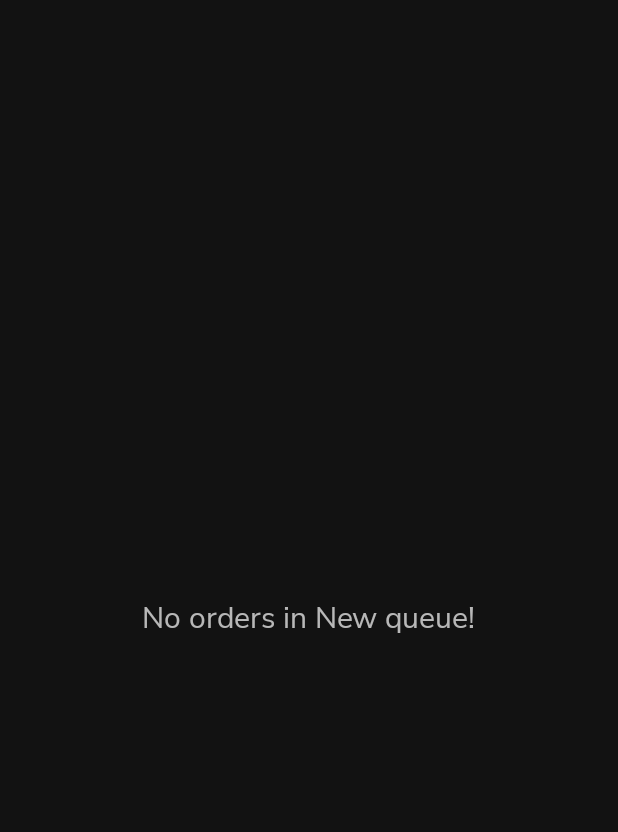
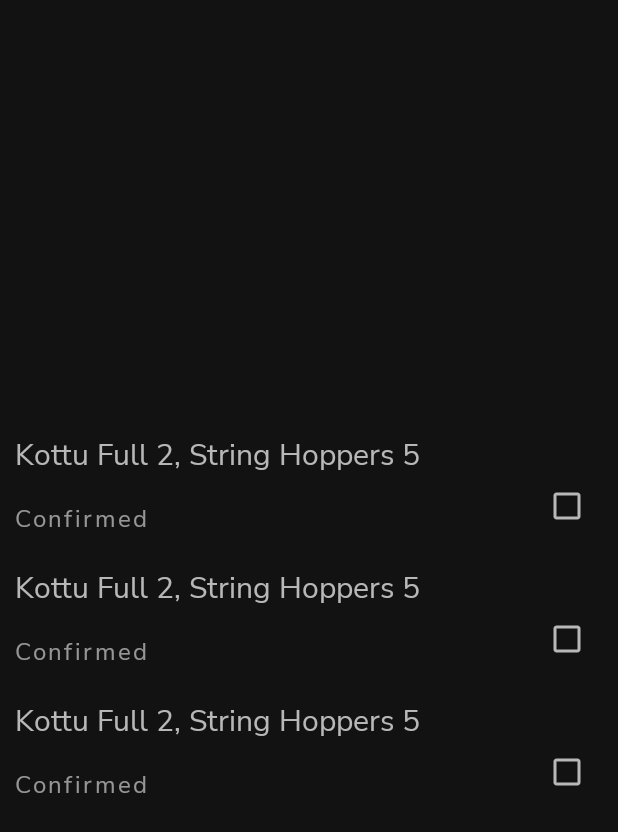
Before and after one commit to kaushalyap/Smart-Kitchen-Android, an Android app: the layout fragment_new_order.xml on its own in the app's theme, with its tools: preview values and no code run, on a phone screen of 412 x 824 dp. Shown: the top 832 px of the screen. Run offline under Robolectric (Android 15) with nearby library versions, the phone set to English and light mode, and no system bars.

Commit message:
Set Recycler view adapter according to fetched data, Added placeholder images when fetched lists are empty, Update the fragment_about.xml image to a drawable.

```diff
--- a/app/src/main/java/com/example/smartkitchenandroid/adapters/ConfirmedAdapter.kt
+++ b/app/src/main/java/com/example/smartkitchenandroid/adapters/ConfirmedAdapter.kt
@@ -9,7 +9,7 @@ import androidx.recyclerview.widget.RecyclerView
 import com.example.smartkitchenandroid.R
 import com.example.smartkitchenandroid.models.Order
 
-class ConfirmedAdapter(var dataSet: Array<Order>) :
+class ConfirmedAdapter(var dataSet: List<Order>) :
     RecyclerView.Adapter<ConfirmedAdapter.ViewHolder>() {
 
     class ViewHolder(view: View) : RecyclerView.ViewHolder(view) {
--- a/app/src/main/java/com/example/smartkitchenandroid/adapters/NewAdapter.kt
+++ b/app/src/main/java/com/example/smartkitchenandroid/adapters/NewAdapter.kt
@@ -9,7 +9,7 @@ import androidx.recyclerview.widget.RecyclerView
 import com.example.smartkitchenandroid.R
 import com.example.smartkitchenandroid.models.Order
 
-class NewAdapter(var dataSet: Array<Order>) :
+class NewAdapter(var dataSet: List<Order>) :
     RecyclerView.Adapter<NewAdapter.ViewHolder>() {
 
     class ViewHolder(view: View) : RecyclerView.ViewHolder(view) {
--- a/app/src/main/java/com/example/smartkitchenandroid/adapters/ReadyAdapter.kt
+++ b/app/src/main/java/com/example/smartkitchenandroid/adapters/ReadyAdapter.kt
@@ -9,7 +9,7 @@ import androidx.recyclerview.widget.RecyclerView
 import com.example.smartkitchenandroid.R
 import com.example.smartkitchenandroid.models.Order
 
-class ReadyAdapter(var dataSet: Array<Order>) :
+class ReadyAdapter(var dataSet: List<Order>) :
     RecyclerView.Adapter<ReadyAdapter.ViewHolder>() {
 
     class ViewHolder(view: View) : RecyclerView.ViewHolder(view) {
--- a/app/src/main/java/com/example/smartkitchenandroid/api/SmartKitchenApi.kt
+++ b/app/src/main/java/com/example/smartkitchenandroid/api/SmartKitchenApi.kt
@@ -21,7 +21,7 @@ interface SmartKitchenApi {
         @Query("status") status: String,
         @Query("_sort") sort: String,
         @Query("_order") order: String
-    ): Response<Array<Order>>
+    ): Response<List<Order>>
 
     @Headers(HEADER_USER_AGENT)
     @PATCH("orders/{id}")
--- a/app/src/main/java/com/example/smartkitchenandroid/repository/Repository.kt
+++ b/app/src/main/java/com/example/smartkitchenandroid/repository/Repository.kt
@@ -11,7 +11,7 @@ class Repository {
         return RetrofitInstance.api.getUser(email, passwordHash)
     }
 
-    suspend fun getOrderByStatus(status: String): Response<Array<Order>> {
+    suspend fun getOrderByStatus(status: String): Response<List<Order>> {
         return RetrofitInstance.api.getOrderByStatus(status, "timestamp", "desc")
     }
 
--- a/app/src/main/java/com/example/smartkitchenandroid/viewmodels/WaiterViewModel.kt
+++ b/app/src/main/java/com/example/smartkitchenandroid/viewmodels/WaiterViewModel.kt
@@ -9,7 +9,7 @@ import kotlinx.coroutines.launch
 import retrofit2.Response
 
 class WaiterViewModel(private val repository: Repository) : ViewModel() {
-    val apiResponse: MutableLiveData<Response<Array<Order>>> = MutableLiveData()
+    val apiResponse: MutableLiveData<Response<List<Order>>> = MutableLiveData()
     val statusCode: MutableLiveData<Response<String>> = MutableLiveData()
 
     fun getOrderByStatus(status: String) {
--- /dev/null
+++ b/app/src/main/res/drawable/ic_empty_street.xml
@@ -0,0 +1,204 @@
+<vector xmlns:android="http://schemas.android.com/apk/res/android"
+    android:width="997.8612dp"
+    android:height="450.8081dp"
+    android:viewportWidth="997.8612"
+    android:viewportHeight="450.8081">
+    <path
+        android:fillColor="#f2f2f2"
+        android:pathData="M871.992,181.558h30.159v104.398h-30.159z" />
+    <path
+        android:fillColor="#f2f2f2"
+        android:pathData="M922.068,266.317l-73.353,-87.265l-147.24,1.346l-89.319,86.998l1.805,1.16l-0.645,0l0,180.957l308.555,0l0,-180.957l0.197,-2.239z" />
+    <path
+        android:fillColor="#e6e6e6"
+        android:pathData="M848.792,179.238l-91.638,107.436l0,162.839l164.717,0l0,-183.277l-73.079,-86.998z" />
+    <path
+        android:fillColor="#3f3d56"
+        android:pathData="M823.272,359.461h33.639v29.733h-33.639z" />
+    <path
+        android:fillColor="#3f3d56"
+        android:pathData="M823.272,307.996h33.639v29.262h-33.639z" />
+    <path
+        android:fillColor="#fff"
+        android:pathData="M823.272,359.461h33.639v29.733h-33.639z" />
+    <path
+        android:fillColor="#fff"
+        android:pathData="M823.272,307.996h33.639v29.262h-33.639z" />
+    <path
+        android:fillColor="#fff"
+        android:pathData="M673.777,351.571h33.639v29.733h-33.639z" />
+    <path
+        android:fillColor="#fff"
+        android:pathData="M673.777,300.106h33.639v29.262h-33.639z" />
+    <path
+        android:fillColor="#f2f2f2"
+        android:pathData="M633.992,181.558h30.159v104.398h-30.159z" />
+    <path
+        android:fillColor="#f2f2f2"
+        android:pathData="M684.068,266.317l-73.353,-87.265l-147.24,1.346l-89.319,86.998l1.805,1.16l-0.645,0l0,180.957l308.555,0l0,-180.957l0.197,-2.239z" />
+    <path
+        android:fillColor="#e6e6e6"
+        android:pathData="M610.792,179.238l-91.638,107.436l0,162.839l164.717,0l0,-183.277l-73.079,-86.998z" />
+    <path
+        android:fillColor="#3f3d56"
+        android:pathData="M585.272,359.461h33.639v29.733h-33.639z" />
+    <path
+        android:fillColor="#3f3d56"
+        android:pathData="M585.272,307.996h33.639v29.262h-33.639z" />
+    <path
+        android:fillColor="#fff"
+        android:pathData="M585.272,359.461h33.639v29.733h-33.639z" />
+    <path
+        android:fillColor="#fff"
+        android:pathData="M585.272,307.996h33.639v29.262h-33.639z" />
+    <path
+        android:fillColor="#fff"
+        android:pathData="M435.777,351.571h33.639v29.733h-33.639z" />
+    <path
+        android:fillColor="#fff"
+        android:pathData="M435.777,300.106h33.639v29.262h-33.639z" />
+    <path
+        android:fillColor="#f2f2f2"
+        android:pathData="M380.154,91.46h40.3v139.501h-40.3z" />
+    <path
+        android:fillColor="#f2f2f2"
+        android:pathData="M447.068,204.718l-98.017,-116.606l-196.749,1.798l-119.351,116.251l2.411,1.55l-0.861,0l0,241.802l412.303,0l0,-241.802l0.264,-2.993z" />
+    <path
+        android:fillColor="#e6e6e6"
+        android:pathData="M349.153,88.36l-122.451,143.561l0,217.592l220.102,0l0,-244.902l-97.651,-116.251z" />
+    <path
+        android:fillColor="#3f3d56"
+        android:pathData="M315.053,329.181h44.95v39.731h-44.95z" />
+    <path
+        android:fillColor="#3f3d56"
+        android:pathData="M315.053,260.412h44.95v39.101h-44.95z" />
+    <path
+        android:fillColor="#fff"
+        android:pathData="M315.053,329.181h44.95v39.731h-44.95z" />
+    <path
+        android:fillColor="#fff"
+        android:pathData="M315.053,260.412h44.95v39.101h-44.95z" />
+    <path
+        android:fillColor="#fff"
+        android:pathData="M115.29,318.639h44.95v39.731h-44.95z" />
+    <path
+        android:fillColor="#fff"
+        android:pathData="M115.29,249.869h44.95v39.101h-44.95z" />
+    <path
+        android:fillColor="#3f3d56"
+        android:pathData="M0,448.62h963.951v2h-963.951z" />
+    <path
+        android:fillColor="#3f3d56"
+        android:pathData="M122.773,352.472a29.099,59.374 0,1 0,58.199 0a29.099,59.374 0,1 0,-58.199 0z" />
+    <path
+        android:fillColor="#ffda9d"
+        android:pathData="M154.559,449.658c-11.655,-69.925 -0.117,-139.598 0.001,-140.293l2.267,0.384c-0.117,0.692 -11.588,69.998 0.001,139.532Z" />
+    <path
+        android:fillColor="#ffda9d"
+        android:pathData="M151.178,353.78l26.314,-14.075l1.085,2.028l-26.314,14.075z" />
+    <path
+        android:fillColor="#ffda9d"
+        android:pathData="M123.406,348.783l1.085,-2.028l26.311,14.083l-1.085,2.028z" />
+    <path
+        android:fillColor="#ffda9d"
+        android:pathData="M25.04,260.903a56.915,116.129 0,1 0,113.83 0a56.915,116.129 0,1 0,-113.83 0z" />
+    <path
+        android:fillColor="#3f3d56"
+        android:pathData="M88.295,450.808c-22.765,-136.585 -0.23,-272.673 0.001,-274.032l2.267,0.384c-0.23,1.355 -22.698,137.077 0.001,273.271Z" />
+    <path
+        android:fillColor="#3f3d56"
+        android:pathData="M81.115,264.43l51.468,-27.529l1.085,2.028l-51.468,27.529z" />
+    <path
+        android:fillColor="#3f3d56"
+        android:pathData="M26.797,252.719l1.085,-2.028l51.46,27.543l-1.085,2.028z" />
+    <path
+        android:fillColor="#ffda9d"
+        android:pathData="M138.87,191.008a77.883,158.914 0,1 0,155.767 0a77.883,158.914 0,1 0,-155.767 0z" />
+    <path
+        android:fillColor="#3f3d56"
+        android:pathData="M225.847,450.808c-31.14,-186.837 -0.314,-372.992 0.001,-374.851l2.267,0.384c-0.314,1.855 -31.074,187.644 0.001,374.089Z" />
+    <path
+        android:fillColor="#3f3d56"
+        android:pathData="M215.803,196.207l70.429,-37.671l1.085,2.028l-70.429,37.671z" />
+    <path
+        android:fillColor="#3f3d56"
+        android:pathData="M141.474,179.435l1.085,-2.028l70.419,37.69l-1.085,2.028z" />
+    <path
+        android:fillColor="#3f3d56"
+        android:pathData="M841.93,352.472a29.099,59.374 0,1 0,58.199 0a29.099,59.374 0,1 0,-58.199 0z" />
+    <path
+        android:fillColor="#ffda9d"
+        android:pathData="M868.342,449.658c11.655,-69.925 0.117,-139.598 -0.001,-140.293l-2.267,0.384c0.117,0.692 11.588,69.998 -0.001,139.532Z" />
+    <path
+        android:fillColor="#ffda9d"
+        android:pathData="M844.325,341.733l1.085,-2.028l26.314,14.075l-1.085,2.028z" />
+    <path
+        android:fillColor="#ffda9d"
+        android:pathData="M872.1,360.838l26.311,-14.083l1.085,2.028l-26.311,14.083z" />
+    <path
+        android:fillColor="#ffda9d"
+        android:pathData="M884.031,260.903a56.915,116.129 0,1 0,113.83 0a56.915,116.129 0,1 0,-113.83 0z" />
+    <path
+        android:fillColor="#3f3d56"
+        android:pathData="M934.607,450.808c22.765,-136.585 0.23,-272.673 -0.001,-274.032l-2.267,0.384c0.23,1.355 22.698,137.077 -0.001,273.271Z" />
+    <path
+        android:fillColor="#3f3d56"
+        android:pathData="M889.235,238.928l1.085,-2.028l51.468,27.529l-1.085,2.028z" />
+    <path
+        android:fillColor="#3f3d56"
+        android:pathData="M943.559,278.235l51.46,-27.543l1.085,2.028l-51.46,27.543z" />
+    <path
+        android:fillColor="#ffda9d"
+        android:pathData="M728.265,191.008a77.883,158.914 0,1 0,155.767 0a77.883,158.914 0,1 0,-155.767 0z" />
+    <path
+        android:fillColor="#3f3d56"
+        android:pathData="M797.055,450.808c31.14,-186.837 0.314,-372.992 -0.001,-374.851l-2.267,0.384c0.314,1.855 31.074,187.644 -0.001,374.089Z" />
+    <path
+        android:fillColor="#3f3d56"
+        android:pathData="M735.584,160.563l1.085,-2.028l70.429,37.671l-1.085,2.028z" />
+    <path
+        android:fillColor="#3f3d56"
+        android:pathData="M809.923,215.097l70.419,-37.69l1.085,2.028l-70.419,37.69z" />
+    <path
+        android:fillColor="#3f3d56"
+        android:pathData="M589.604,101.466l9.206,-7.363c-7.151,-0.789 -10.09,3.111 -11.292,6.198 -5.587,-2.32 -11.669,0.72 -11.669,0.72l18.419,6.687A13.938,13.938 0,0 0,589.604 101.466Z" />
+    <path
+        android:fillColor="#3f3d56"
+        android:pathData="M364.604,36.466l9.206,-7.363c-7.151,-0.789 -10.09,3.111 -11.292,6.198 -5.587,-2.32 -11.669,0.72 -11.669,0.72l18.419,6.687A13.938,13.938 0,0 0,364.604 36.466Z" />
+    <path
+        android:fillColor="#3f3d56"
+        android:pathData="M731.604,7.466l9.206,-7.363c-7.151,-0.789 -10.09,3.111 -11.292,6.198 -5.587,-2.32 -11.669,0.72 -11.669,0.72l18.419,6.687A13.938,13.938 0,0 0,731.604 7.466Z" />
+    <path
+        android:fillColor="#3f3d56"
+        android:pathData="M750.191,437.052a13.918,13.918 0,0 0,-6.97 1.87A14.982,14.982 0,0 0,718.191 450.052h45.95A13.99,13.99 0,0 0,750.191 437.052Z" />
+    <path
+        android:fillColor="#3f3d56"
+        android:pathData="M283.191,437.052a13.918,13.918 0,0 0,-6.97 1.87A14.982,14.982 0,0 0,251.191 450.052h45.95A13.99,13.99 0,0 0,283.191 437.052Z" />
+    <path
+        android:fillColor="#3f3d56"
+        android:pathData="M522.191,437.052a13.918,13.918 0,0 0,-6.97 1.87A14.982,14.982 0,0 0,490.191 450.052h45.95A13.99,13.99 0,0 0,522.191 437.052Z" />
+    <path
+        android:fillColor="#3f3d56"
+        android:pathData="M471.759,404.228l-132.568,0l0,4.276l20.675,0l0,40.626l4.276,0l0,-40.626l80.527,0l0,40.626l4.277,0l0,-40.626l22.813,0l0,-4.276z" />
+    <path
+        android:fillColor="#3f3d56"
+        android:pathData="M339.452,391.434h132.568v4.276h-132.568z" />
+    <path
+        android:fillColor="#3f3d56"
+        android:pathData="M339.452,380.743h132.568v4.276h-132.568z" />
+    <path
+        android:fillColor="#3f3d56"
+        android:pathData="M339.452,370.052h132.568v4.276h-132.568z" />
+    <path
+        android:fillColor="#3f3d56"
+        android:pathData="M678.759,404.228l-132.568,0l0,4.276l20.675,0l0,40.626l4.276,0l0,-40.626l80.527,0l0,40.626l4.277,0l0,-40.626l22.813,0l0,-4.276z" />
+    <path
+        android:fillColor="#3f3d56"
+        android:pathData="M546.452,391.434h132.568v4.276h-132.568z" />
+    <path
+        android:fillColor="#3f3d56"
+        android:pathData="M546.452,380.743h132.568v4.276h-132.568z" />
+    <path
+        android:fillColor="#3f3d56"
+        android:pathData="M546.452,370.052h132.568v4.276h-132.568z" />
+</vector>
--- a/app/src/main/res/layout/fragment_about.xml
+++ b/app/src/main/res/layout/fragment_about.xml
@@ -8,11 +8,12 @@
     android:orientation="vertical"
     tools:context=".ui.AboutFragment">
 
-    <androidx.appcompat.widget.AppCompatImageView
+    <com.google.android.material.imageview.ShapeableImageView
         android:layout_width="200dp"
         android:layout_height="200dp"
+
         android:layout_marginBottom="16dp"
-        app:srcCompat="@mipmap/ic_launcher_round" />
+        app:srcCompat="@drawable/ic_logo" />
 
     <TextView
         android:layout_width="wrap_content"
--- a/app/src/main/res/layout/fragment_new_order.xml
+++ b/app/src/main/res/layout/fragment_new_order.xml
@@ -9,14 +9,24 @@
 
     <androidx.recyclerview.widget.RecyclerView
         android:id="@+id/rv_new"
-        android:visibility="gone"
         android:layout_width="match_parent"
-        android:layout_height="wrap_content" />
+        android:layout_height="wrap_content"
+        tools:listitem="@layout/item_order" />
+
+    <ImageView
+        android:id="@+id/img_placeholder"
+        android:layout_width="300dp"
+        android:layout_height="300dp"
+        android:contentDescription="@string/empty_streets"
+        android:src="@drawable/ic_empty_street"
+        android:visibility="gone" />
 
     <androidx.appcompat.widget.AppCompatTextView
         android:id="@+id/txt_placeholder"
         android:layout_width="wrap_content"
         android:layout_height="wrap_content"
+        android:layout_marginTop="-50dp"
+        android:visibility="gone"
         android:text="@string/no_orders_in_new_queue"
         android:textSize="20sp" />
 
--- a/app/src/main/res/layout/item_order.xml
+++ b/app/src/main/res/layout/item_order.xml
@@ -4,7 +4,7 @@
     xmlns:tools="http://schemas.android.com/tools"
     android:layout_width="match_parent"
     android:layout_height="wrap_content"
-    android:padding="6dp">
+    android:padding="10dp">
 
     <androidx.appcompat.widget.AppCompatTextView
         android:id="@+id/txt_order"
@@ -20,6 +20,7 @@
         android:layout_width="wrap_content"
         android:layout_height="wrap_content"
         android:letterSpacing=".1"
+        android:alpha="0.8"
         android:textSize="16sp"
         app:layout_constraintBottom_toBottomOf="parent"
         app:layout_constraintStart_toStartOf="@+id/txt_order"
--- a/app/src/main/res/values/strings.xml
+++ b/app/src/main/res/values/strings.xml
@@ -14,4 +14,7 @@
     <string name="sign_out">Sign Out</string>
     <string name="pref_already_signed_in">already_signed_in</string>
     <string name="pref_role">role</string>
+    <string name="empty_streets">empty streets</string>
+    <string name="man_looking_at_a_void">Man looking at a void</string>
+    <string name="man_and_woman_looking_at_an_empty_box">Man and woman looking at an empty box</string>
 </resources>
```
Also changed, not shown: app/src/main/java/com/example/smartkitchenandroid/ui/ConfirmedFragment.kt (+14 -6 lines), app/src/main/java/com/example/smartkitchenandroid/ui/NewFragment.kt (+17 -7 lines), app/src/main/java/com/example/smartkitchenandroid/ui/ReadyFragment.kt (+17 -8 lines), app/src/main/res/drawable/ic_empty_box.xml (added, +186 -0 lines), app/src/main/res/drawable/ic_logo.xml (added, +24 -0 lines), app/src/main/res/drawable/ic_void.xml (added, +79 -0 lines), app/src/main/res/layout/fragment_confirmed.xml (+11 -2 lines), app/src/main/res/layout/fragment_ready.xml (+11 -1 lines).
